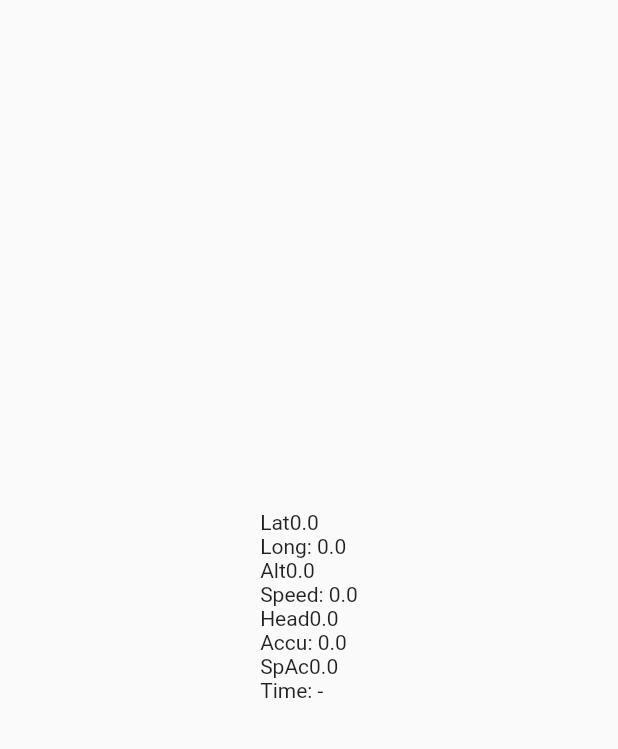
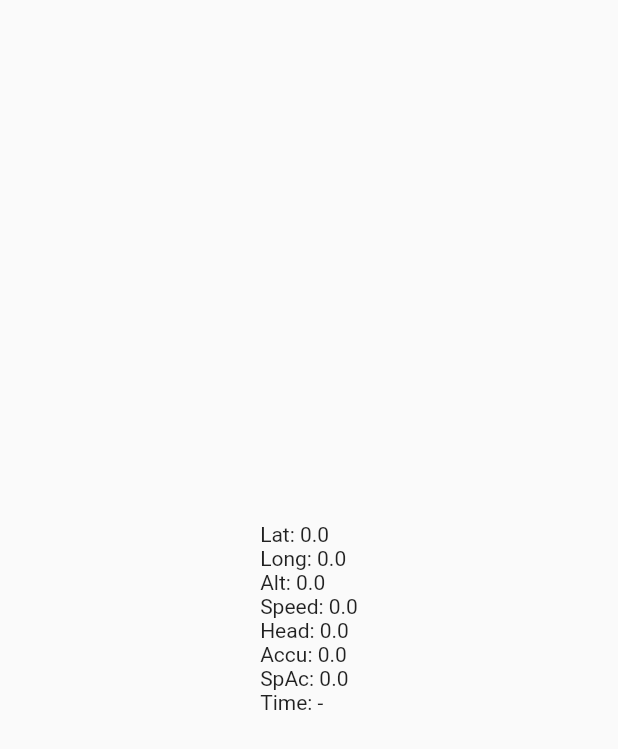
Before and after one commit to oldroger/cityracer, a Flutter app: the screen it shows after launch, on a phone screen of 412 x 824 dp. Shown: the top 749 px of the screen. Run offline on Flutter 3.47's test engine with Material 2 defaults, Android fonts, the phone set to English and light mode, and no system bars; our stand-ins replace location, wakelock.

Commit message:
first test of view

```diff
--- a/cityracer/lib/main.dart
+++ b/cityracer/lib/main.dart
@@ -1,5 +1,4 @@
 import 'package:flutter/material.dart';
-//import 'package:provider/provider.dart';
 import 'package:wakelock/wakelock.dart';
 
 import 'package:cityracer/control/TrackingControl.dart';
@@ -14,22 +13,13 @@ class CityRacer extends StatelessWidget {
   @override
   Widget build(BuildContext context) {
     Wakelock.enable();
-    /*return StreamProvider<TrackingData>(
-        initialData: TrackingData.defaultValues(),
-        create: (context) => TrackingControl().locationStream,
-        child: MaterialApp(
-          title: 'Cityracer',
-          theme: ThemeData(
-            primarySwatch: DisplayConfigurationData.primaryColor,
-          ),
-          home: const MenuView(title: 'City Racer'),
-        ));*/
+
     return MaterialApp(
-            title: 'Cityracer',
+            title: 'City Racer',
             theme: ThemeData(
               primarySwatch: DisplayConfigurationData.primaryColor,
             ),
-          home: const MenuView(title: 'City Racer')
+          home: const MenuView(title: 'City Racer Menu')
     );
   }
 }
@@ -40,16 +30,16 @@ class MenuView extends StatefulWidget {
   final String title;
 
   @override
-  State<MenuView> createState() => _MenuView();
+  State<MenuView> createState() => MenuViewState();
 }
 
-class _MenuView extends State<MenuView> {
+@visibleForTesting
+class MenuViewState extends State<MenuView> {
   TrackingData _trackingData = TrackingData.defaultValues();
   TrackingControl _trackingControl = TrackingControl();
 
-  _MenuView(){
+  MenuViewState(){
     _trackingControl.startTracking(updateValues);
-
   }
 
   void updateValues(TrackingData trackingData) {
@@ -65,14 +55,14 @@ class _MenuView extends State<MenuView> {
     return Scaffold(
         body: Center(
       child: Text(
-          'Lat${_trackingData.latitude} \n' +
+          'Lat: ${_trackingData.latitude}\n' +
           'Long: ${_trackingData.longitude}\n' +
-          'Alt${_trackingData.altitude}\n' +
+          'Alt: ${_trackingData.altitude}\n' +
           'Speed: ${_trackingData.speed}\n' +
-          'Head${_trackingData.heading}\n' +
+          'Head: ${_trackingData.heading}\n' +
           'Accu: ${_trackingData.accuracy}\n' +
-          'SpAc${_trackingData.speedAccuracy}\n' +
-          'Time: ${_trackingData.dateTimeString}\n'
+          'SpAc: ${_trackingData.speedAccuracy}\n' +
+          'Time: ${_trackingData.dateTimeString}'
         ),
     ));
   }
--- a/cityracer/lib/model/LocationConfigurationData.dart
+++ b/cityracer/lib/model/TrackingConfigurationData.dart
@@ -1,6 +1,6 @@
 import 'package:location/location.dart';
 
-class LocationConfigurationData{
+class TrackingConfigurationData{
   static int interval = 0;
   static double distanceFilter = 0.0;
   static LocationAccuracy locationAccuracy = LocationAccuracy.navigation;
```
Also changed, not shown: cityracer/lib/control/TrackingControl.dart (+5 -5 lines), 1 other file.
